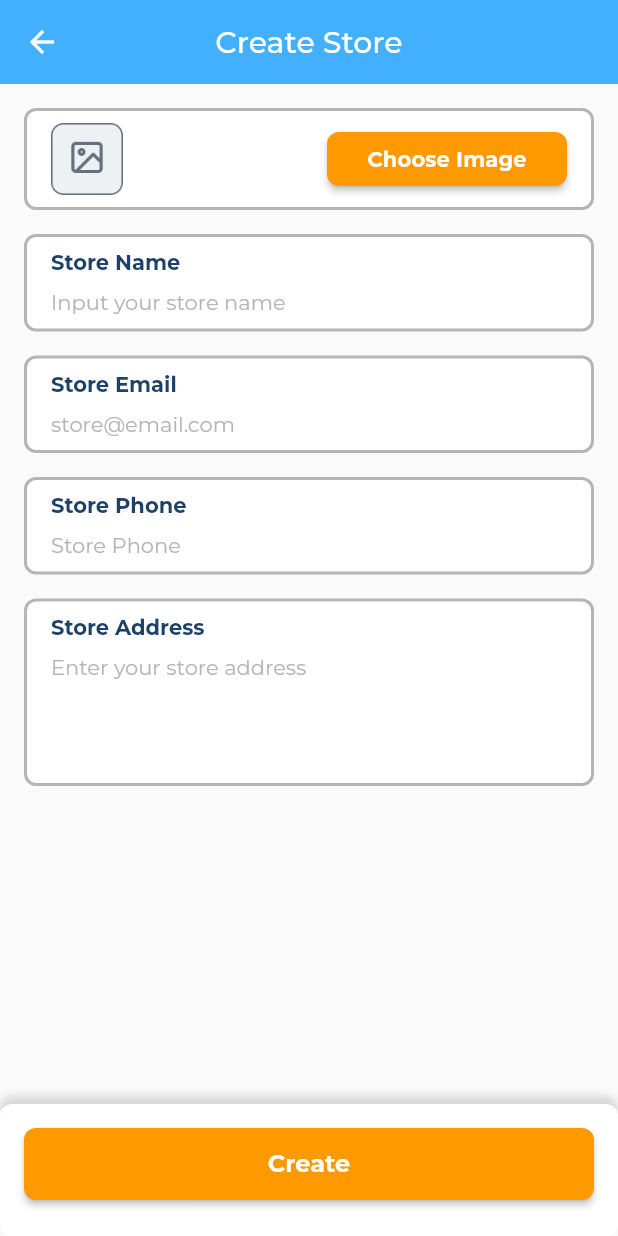
After one commit to ariftirtawijaya/smart-manager, a Flutter app: the CreateStoreView screen opened by its route, after a tap on "Choose Image", on a phone screen of 412 x 824 dp. The commit adds this screen. Run offline on Flutter 3.47's test engine with Material 2 defaults, Android fonts, the phone set to English and light mode, and no system bars; our stand-ins replace auto_size_text, cached_network_image, cloud_firestore, custom_navigation_bar, firebase_auth, firebase_core and 11 more; missing offline and left inert: quill_html_editor; accounts and stored records are empty.

Commit message:
Create Store for first time login

```diff
--- a/lib/app/constant/app_strings.dart
+++ b/lib/app/constant/app_strings.dart
@@ -1,5 +1,6 @@
 const String usersRef = 'users';
 const String settingsRef = 'settings';
+const String storesRef = 'stores';
 const String deleteUserApi =
     'https://us-central1-smart-pos-b934c.cloudfunctions.net/deleteUser?userId=';
 const String updateUserCredentialApi =
--- a/lib/app/controllers/data_controller.dart
+++ b/lib/app/controllers/data_controller.dart
@@ -1,10 +1,13 @@
 import 'package:get/get.dart';
 import 'package:smart_manager/app/constant/app_constant.dart';
+import 'package:smart_manager/app/data/models/store_model.dart';
 import 'package:smart_manager/app/data/models/user_model.dart';
 import 'package:smart_manager/app/data/services/db_service.dart';
 
 class DataController extends GetxController {
   var users = RxList<UserModel>([]);
+  Rx<StoreModel> store = StoreModel().obs;
+
   RxBool isLoading = false.obs;
 
   Future<void> getUsers() async {
@@ -21,6 +24,16 @@ class DataController extends GetxController {
     isLoading.value = false;
   }
 
+  Future<void> getStore(String uid) async {
+    await DBService.getCollections(
+            from: storesRef, where: 'userId', isEqualTo: uid)
+        .then((result) {
+      if (result.docs.isNotEmpty) {
+        store.value = StoreModel.fromSnapshot(result.docs.first);
+      }
+    });
+  }
+
   void clear() {
     users.clear();
   }
--- a/lib/app/data/services/db_service.dart
+++ b/lib/app/data/services/db_service.dart
@@ -57,6 +57,13 @@ class DBService {
         "$createUserApi?email=$email&password=$password",
       ),
     );
+  }
+
+  static Future<DocumentReference<Map<String, dynamic>>> add({
+    required String into,
+    required Map<String, dynamic> data,
+  }) {
+    return FirebaseFirestore.instance.collection(into).add(data);
   }
 
   static Future<void> insert({
--- /dev/null
+++ b/lib/app/modules/create_store/bindings/create_store_binding.dart
@@ -0,0 +1,12 @@
+import 'package:get/get.dart';
+
+import '../controllers/create_store_controller.dart';
+
+class CreateStoreBinding extends Bindings {
+  @override
+  void dependencies() {
+    Get.put(
+      CreateStoreController(),
+    );
+  }
+}
--- /dev/null
+++ b/lib/app/modules/create_store/controllers/create_store_controller.dart
@@ -0,0 +1,141 @@
+import 'dart:io';
+
+import 'package:firebase_storage/firebase_storage.dart';
+import 'package:flutter/foundation.dart';
+import 'package:flutter/material.dart';
+import 'package:flutter/services.dart';
+import 'package:flutter_easyloading/flutter_easyloading.dart';
+import 'package:get/get.dart';
+import 'package:image_cropper/image_cropper.dart';
+import 'package:image_picker/image_picker.dart';
+import 'package:quickalert/models/quickalert_type.dart';
+import 'package:smart_manager/app/constant/app_constant.dart';
+import 'package:smart_manager/app/controllers/auth_controller.dart';
+import 'package:smart_manager/app/data/services/db_service.dart';
+import 'package:smart_manager/app/routes/app_pages.dart';
+import 'package:smart_manager/app/utils/functions/reusable_functions.dart';
+
+class CreateStoreController extends GetxController {
+  final authC = Get.find<AuthController>();
+
+  TextEditingController nameController = TextEditingController();
+  TextEditingController emailController = TextEditingController();
+  TextEditingController phoneController = TextEditingController();
+  TextEditingController addressController = TextEditingController();
+
+  String imagePath = '';
+  final picker = ImagePicker();
+
+  void clear() {
+    nameController.clear();
+    emailController.clear();
+    phoneController.clear();
+    addressController.clear();
+  }
+
+  void pickImage(BuildContext context) async {
+    try {
+      imagePath = '';
+      final XFile? image = await picker.pickImage(source: ImageSource.gallery);
+      if (image != null) {
+        CroppedFile? croppedFile = await ImageCropper().cropImage(
+          sourcePath: image.path,
+          maxWidth: 500,
+          maxHeight: 500,
+          aspectRatioPresets: [
+            CropAspectRatioPreset.square,
+          ],
+          aspectRatio: const CropAspectRatio(ratioX: 1, ratioY: 1),
+          uiSettings: [
+            AndroidUiSettings(
+              toolbarTitle: 'Crop Image',
+              toolbarColor: primaryColor,
+              toolbarWidgetColor: Colors.white,
+              initAspectRatio: CropAspectRatioPreset.square,
+              lockAspectRatio: true,
+              hideBottomControls: false,
+              dimmedLayerColor: Colors.black.withOpacity(0.8),
+              showCropGrid: false,
+            ),
+            IOSUiSettings(
+                title: 'Crop Image',
+                hidesNavigationBar: true,
+                rectHeight: Get.width,
+                rectWidth: Get.width),
+          ],
+          compressQuality: 60,
+        );
+        print(croppedFile);
+        if (croppedFile != null) {
+          imagePath = croppedFile.path;
+        }
+      }
+    } on PlatformException catch (e) {
+      endLoading().then(
+        (value) => showAlert(
+            context: context,
+            type: QuickAlertType.error,
+            text: e.message.toString()),
+      );
+    } catch (e) {
+      endLoading().then(
+        (value) => showAlert(
+            context: context,
+            type: QuickAlertType.error,
+            text: "Error while opening image, try to select another image"),
+      );
+    }
+    update();
+  }
+
+  Future<void> createStore(BuildContext context) async {
+    showLoading(status: 'Creating Store ...');
+    try {
+      await DBService.add(
+        into: storesRef,
+        data: {
+          'userId': authC.currentUser.value.uid!,
+          'storeName': nameController.text,
+          'storeEmail': emailController.text,
+          'storeAddress': addressController.text,
+          'storePhone': phoneController.text,
+        },
+      ).then((storeData) async {
+        await DBService.update(
+          from: storesRef,
+          name: storeData.id,
+          data: {'storeId': storeData.id},
+        );
+        if (imagePath != '') {
+          String imagesFile = DateTime.now().microsecondsSinceEpoch.toString();
+          Reference referenceRoot = FirebaseStorage.instance.ref();
+          Reference referenceDirImages =
+              referenceRoot.child("store/${storeData.id}/logo");
+          Reference referenceImageUpload = referenceDirImages.child(imagesFile);
+          await referenceImageUpload.putFile(File(imagePath));
+          String imageUrl = await referenceImageUpload.getDownloadURL();
+          await DBService.update(
+            from: storesRef,
+            name: storeData.id,
+            data: {'storeLogo': imageUrl},
+          );
+        }
+        endLoading();
+        EasyLoading.showSuccess('Store Successfully Created!');
+        clear();
+        Get.offAllNamed(Routes.LOADING);
+      });
+    } catch (e) {
+      if (kDebugMode) {
+        print(e.toString());
+      }
+      endLoading().then(
+        (value) => showAlert(
+          context: context,
+          text: 'Error While Creating Store',
+          type: QuickAlertType.error,
+        ),
+      );
+    }
+  }
+}
--- /dev/null
+++ b/lib/app/modules/create_store/views/create_store_view.dart
@@ -0,0 +1,191 @@
+import 'dart:io';
+
+import 'package:flutter/material.dart';
+
+import 'package:get/get.dart';
+import 'package:smart_manager/app/constant/app_constant.dart';
+import 'package:smart_manager/app/utils/widgets/reusable_widget.dart';
+
+import '../controllers/create_store_controller.dart';
+
+class CreateStoreView extends GetView<CreateStoreController> {
+  const CreateStoreView({super.key});
+  @override
+  Widget build(BuildContext context) {
+    final GlobalKey<FormState> addStoreKey = GlobalKey<FormState>();
+    return Scaffold(
+      appBar: AppBar(
+        title: const Text('Create Store'),
+      ),
+      body: SingleChildScrollView(
+        child: Padding(
+          padding: const EdgeInsets.all(16),
+          child: Form(
+            key: addStoreKey,
+            child: Column(
+              children: [
+                GetBuilder<CreateStoreController>(builder: (controller) {
+                  return Container(
+                    padding:
+                        const EdgeInsets.symmetric(horizontal: 16, vertical: 8),
+                    decoration: BoxDecoration(
+                      color: Colors.white,
+                      borderRadius: const BorderRadius.all(
+                        Radius.circular(8),
+                      ),
+                      border: Border.all(color: grey2, width: 2),
+                    ),
+                    child: Row(
+                      mainAxisAlignment: MainAxisAlignment.spaceBetween,
+                      children: [
+                        controller.imagePath.isNotEmpty
+                            ? Container(
+                                width: 48,
+                                height: 48,
+                                decoration: BoxDecoration(
+                                  image: DecorationImage(
+                                    image:
+                                        FileImage(File(controller.imagePath)),
+                                    fit: BoxFit.cover,
+                                  ),
+                                  borderRadius: const BorderRadius.all(
+                                    Radius.circular(8.0),
+                                  ),
+                                ),
+                              )
+                            : Image.asset(
+                                imagePlaceholder,
+                                height: 48,
+                              ),
+                        CustomButtonSmall(
+                            onPressed: () {
+                              controller.pickImage(context);
+                            },
+                            text: controller.imagePath.isNotEmpty
+                                ? 'Change Image'
+                                : 'Choose Image')
+                      ],
+                    ),
+                  );
+                }),
+                const SizedBox(
+                  height: 16.0,
+                ),
+                CustomTextField(
+                  onChanged: (p0) {
+                    if (p0.isNotEmpty) {
+                      addStoreKey.currentState!.validate();
+                    }
+                  },
+                  controller: controller.nameController,
+                  title: 'Store Name',
+                  hintText: 'Input your store name',
+                  validator: (value) {
+                    if (value!.isEmpty) {
+                      return 'Store name cannot empty\n';
+                    }
+                    return null;
+                  },
+                ),
+                const SizedBox(
+                  height: 16.0,
+                ),
+                CustomTextField(
+                  keyboardType: TextInputType.emailAddress,
+                  onChanged: (p0) {
+                    if (p0.isNotEmpty) {
+                      addStoreKey.currentState!.validate();
+                    }
+                  },
+                  controller: controller.emailController,
+                  title: 'Store Email',
+                  hintText: 'store@email.com',
+                  validator: (value) {
+                    if (value!.isEmpty) {
+                      return 'Store email cannot empty\n';
+                    }
+                    if (!value.isEmail) {
+                      return 'Store email not valid\n';
+                    }
+                    return null;
+                  },
+                ),
+                const SizedBox(
+                  height: 16.0,
+                ),
+                CustomTextField(
+                  keyboardType: TextInputType.phone,
+                  onChanged: (p0) {
+                    if (p0.isNotEmpty) {
+                      addStoreKey.currentState!.validate();
+                    }
+                  },
+                  controller: controller.phoneController,
+                  title: 'Store Phone',
+                  hintText: 'Store Phone',
+                  validator: (value) {
+                    if (value!.isEmpty) {
+                      return 'Store phone cannot empty\n';
+                    }
+                    if (!value.isPhoneNumber) {
+                      return 'Store phone not valid\n';
+                    }
+                    return null;
+                  },
+                ),
+                const SizedBox(
+                  height: 16.0,
+                ),
+                CustomTextField(
+                  onChanged: (p0) {
+                    if (p0.isNotEmpty) {
+                      addStoreKey.currentState!.validate();
+                    }
+                  },
+                  controller: controller.addressController,
+                  title: 'Store Address',
+                  hintText: 'Enter your store address',
+                  maxLines: 4,
+                  validator: (value) {
+                    if (value!.isEmpty) {
+                      return 'Store address cannot empty\n';
+                    }
+                    if (value.length < 10) {
+                      return 'Store address to short';
+                    }
+                    return null;
+                  },
+                ),
+              ],
+            ),
+          ),
+        ),
+      ),
+      bottomNavigationBar: Container(
+        decoration: const BoxDecoration(
+          borderRadius: BorderRadius.all(
+            Radius.circular(8.0),
+          ),
+          color: Colors.white,
+          boxShadow: [
+            BoxShadow(
+              offset: Offset(0, -5),
+              color: grey3,
+              blurRadius: 4,
+            )
+          ],
+        ),
+        padding:
+            const EdgeInsets.only(left: 16, right: 16, top: 16, bottom: 24),
+        child: CustomButton(
+          onPressed: () {
+            if (addStoreKey.currentState!.validate()) {
+              controller.createStore(context);
+            }
+          },
+          text: 'Create',
+        ),
+      ),
+    );
+  }
+}
--- a/lib/app/modules/loading/controllers/loading_controller.dart
+++ b/lib/app/modules/loading/controllers/loading_controller.dart
@@ -14,11 +14,16 @@ class LoadingController extends GetxController {
   @override
   void onInit() {
     dataC.getUsers().then((_) {
+      dataC.getStore(authC.currentUser.value.uid!).then((_) {
         if (authC.currentUser.value.role! == 'admin') {
           Get.offAllNamed(Routes.DASHBOARD_ADMIN);
         } else {
           if (authC.currentUser.value.active!) {
+            if (dataC.store.value.storeId != null) {
               Get.offAllNamed(Routes.DASHBOARD_USER);
+            } else {
+              Get.offAllNamed(Routes.CREATE_STORE);
+            }
           } else {
             EasyLoading.showError(
               'Your account is inactive!\nPlease contact our support.\n\nYou will be logged out in 5 seconds',
@@ -35,6 +40,7 @@ class LoadingController extends GetxController {
           }
         }
       });
+    });
     super.onInit();
   }
 }
--- a/lib/app/routes/app_pages.dart
+++ b/lib/app/routes/app_pages.dart
@@ -8,6 +8,8 @@ import '../modules/admin/profile_admin/bindings/profile_admin_binding.dart';
 import '../modules/admin/profile_admin/views/profile_admin_view.dart';
 import '../modules/admin/users_admin/bindings/users_admin_binding.dart';
 import '../modules/admin/users_admin/views/users_admin_view.dart';
+import '../modules/create_store/bindings/create_store_binding.dart';
+import '../modules/create_store/views/create_store_view.dart';
 import '../modules/forgot/bindings/forgot_binding.dart';
 import '../modules/forgot/views/forgot_view.dart';
 import '../modules/loading/bindings/loading_binding.dart';
@@ -88,5 +90,10 @@ class AppPages {
       page: () => const ProfileUserView(),
       binding: ProfileUserBinding(),
     ),
+    GetPage(
+      name: _Paths.CREATE_STORE,
+      page: () => const CreateStoreView(),
+      binding: CreateStoreBinding(),
+    ),
   ];
 }
--- a/lib/app/routes/app_routes.dart
+++ b/lib/app/routes/app_routes.dart
@@ -14,6 +14,7 @@ abstract class Routes {
   static const DASHBOARD_USER = _Paths.DASHBOARD_USER;
   static const HOME_USER = _Paths.HOME_USER;
   static const PROFILE_USER = _Paths.PROFILE_USER;
+  static const CREATE_STORE = _Paths.CREATE_STORE;
 }
 
 abstract class _Paths {
@@ -29,4 +30,5 @@ abstract class _Paths {
   static const DASHBOARD_USER = '/dashboard-user';
   static const HOME_USER = '/home-user';
   static const PROFILE_USER = '/profile-user';
+  static const CREATE_STORE = '/create-store';
 }
```
Also changed, not shown: lib/app/data/models/store_model.dart (added, +62 -0 lines). Lines whose indentation alone changed are shown as unchanged.
